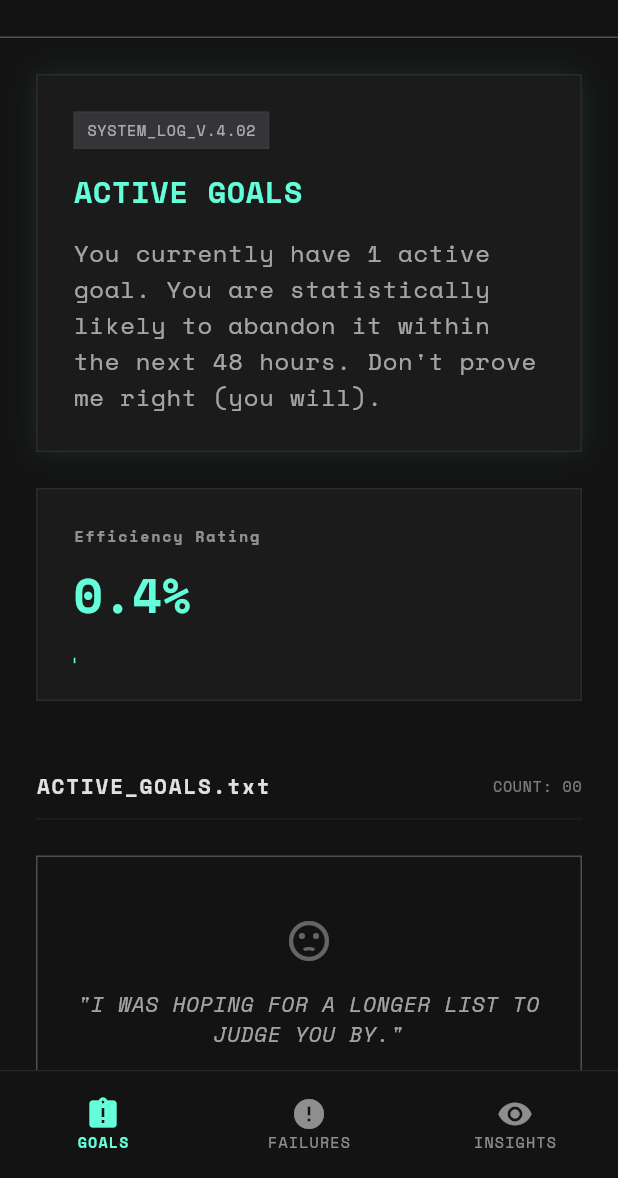
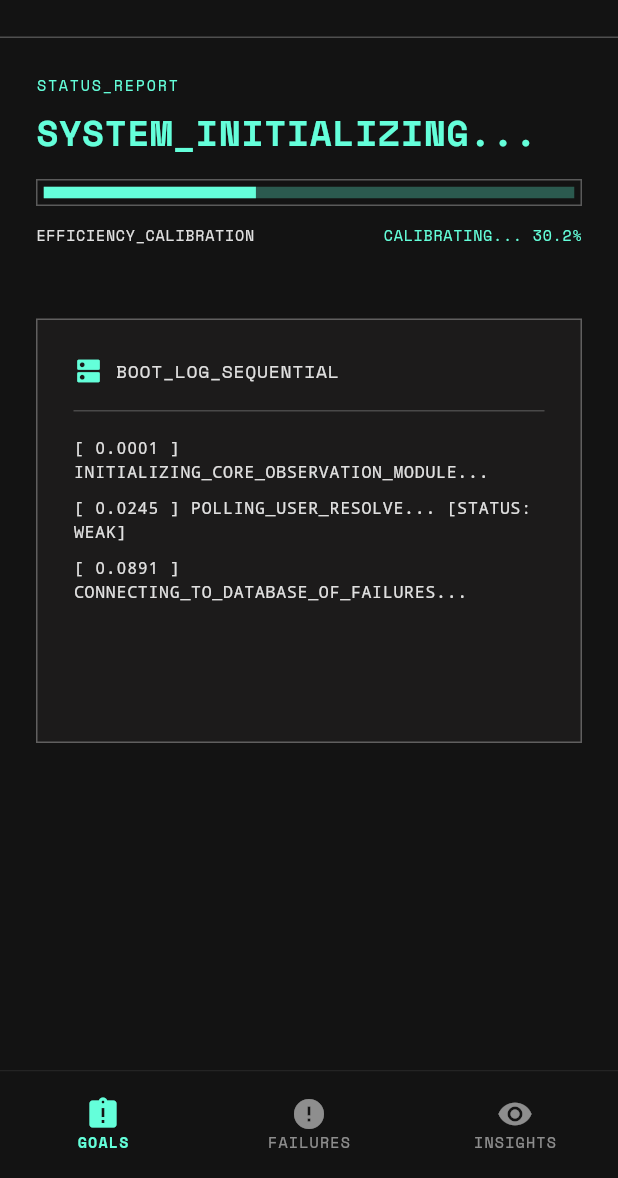
Before and after one commit to jodamco/umngr, a Flutter app: the first screen one second after launch, on a phone screen of 412 x 824 dp, the part 58-1236 px from its top. Run offline on Flutter 3.47's test engine with Material 3 defaults, Android fonts, the phone set to English and light mode, and no system bars; our stand-ins replace get_it, go_router, google_fonts, sqflite, sqflite_common_ffi_web; accounts and stored records are empty.

Commit message:
Add loading screen

```diff
--- a/lib/features/goals/views/goals_view.dart
+++ b/lib/features/goals/views/goals_view.dart
@@ -8,6 +8,7 @@ import 'package:micro_manager/features/goals/views/widgets/active_goal_card.dart
 import 'package:micro_manager/features/goals/views/widgets/summary_card.dart';
 import 'package:micro_manager/features/goals/views/widgets/efficiency_rating_card.dart';
 import 'package:micro_manager/features/goals/views/widgets/create_goal_sheet.dart';
+import 'package:micro_manager/features/goals/views/widgets/goals_loading_state.dart';
 
 class GoalsView extends StatefulWidget {
   const GoalsView({super.key});
@@ -24,7 +25,27 @@ class _GoalsViewState extends State<GoalsView> {
   void initState() {
     super.initState();
     _goalsDAL = getIt<GoalsDAL>();
-    _goalsFuture = _goalsDAL.getAllGoals();
+    // Create a future that delays showing data by at least 2 seconds
+    _goalsFuture = _createDelayedGoalsFuture();
+  }
+
+  /// Creates a future that enforces a minimum 2-second display time
+  /// for the loading state before showing the actual goals data
+  Future<List<Goal>> _createDelayedGoalsFuture() async {
+    final Stopwatch stopwatch = Stopwatch()..start();
+    final List<Goal> goals = await _goalsDAL.getAllGoals();
+
+    // Ensure at least 2 seconds have elapsed
+    final int elapsedMs = stopwatch.elapsedMilliseconds;
+    const int minDurationMs = 2200;
+
+    if (elapsedMs < minDurationMs) {
+      await Future<void>.delayed(
+        Duration(milliseconds: minDurationMs - elapsedMs),
+      );
+    }
+
+    return goals;
   }
 
   Future<void> _showCreateGoalSheet(BuildContext context) async {
@@ -50,6 +71,57 @@ class _GoalsViewState extends State<GoalsView> {
       ),
     );
   }
+
+  @override
+  Widget build(BuildContext context) {
+    final ThemeData theme = Theme.of(context);
+
+    return FutureBuilder<List<Goal>>(
+      future: _goalsFuture,
+      builder: (BuildContext context, AsyncSnapshot<List<Goal>> snapshot) {
+        // Show loading state while waiting
+        if (snapshot.connectionState == ConnectionState.waiting) {
+          return const GoalsLoadingState();
+        }
+
+        // Show error state
+        if (snapshot.hasError) {
+          return Center(
+            child: SingleChildScrollView(
+              padding: const EdgeInsets.only(
+                left: 24,
+                top: 24,
+                right: 24,
+                bottom: 16,
+              ),
+              child: Text(
+                'Error loading goals: ${snapshot.error}',
+                style: theme.textTheme.bodyMedium?.copyWith(
+                  color: theme.colorScheme.error,
+                ),
+              ),
+            ),
+          );
+        }
+
+        // Show normal content when data is available
+        return _GoalsList(
+          goals: snapshot.data ?? <Goal>[],
+          onCreateGoal: _showCreateGoalSheet,
+        );
+      },
+    );
+  }
+}
+
+class _GoalsList extends StatelessWidget {
+  const _GoalsList({
+    required this.goals,
+    required this.onCreateGoal,
+  });
+
+  final List<Goal> goals;
+  final Future<void> Function(BuildContext) onCreateGoal;
 
   @override
   Widget build(BuildContext context) {
@@ -92,14 +164,6 @@ class _GoalsViewState extends State<GoalsView> {
           Column(
             crossAxisAlignment: CrossAxisAlignment.start,
             children: <Widget>[
-              FutureBuilder<List<Goal>>(
-                future: _goalsFuture,
-                builder: (BuildContext context, AsyncSnapshot<List<Goal>> snapshot) {
-                  final int goalCount = snapshot.data?.length ?? 0;
-
-                  return Column(
-                    crossAxisAlignment: CrossAxisAlignment.start,
-                    children: <Widget>[
               Row(
                 mainAxisAlignment: MainAxisAlignment.spaceBetween,
                 children: <Widget>[
@@ -113,7 +177,7 @@ class _GoalsViewState extends State<GoalsView> {
                     ),
                   ),
                   Text(
-                            'COUNT: ${goalCount.toString().padLeft(2, '0')}',
+                    'COUNT: ${goals.length.toString().padLeft(2, '0')}',
                     style: theme.textTheme.labelSmall?.copyWith(
                       fontSize: 10,
                       letterSpacing: 0.5,
@@ -129,24 +193,9 @@ class _GoalsViewState extends State<GoalsView> {
               ),
               const SizedBox(height: 24),
               // Goals List or Empty State
-                      if (snapshot.connectionState == ConnectionState.waiting)
-                        Center(
-                          child: CircularProgressIndicator(
-                            color: theme.colorScheme.primary,
-                          ),
-                        )
-                      else if (snapshot.hasError)
-                        Center(
-                          child: Text(
-                            'Error loading goals: ${snapshot.error}',
-                            style: theme.textTheme.bodyMedium?.copyWith(
-                              color: theme.colorScheme.error,
-                            ),
-                          ),
-                        )
-                      else if (snapshot.hasData && snapshot.data!.isNotEmpty)
+              if (goals.isNotEmpty)
                 Column(
-                          children: snapshot.data!
+                  children: goals
                       .map(
                         (Goal goal) => Padding(
                           padding: const EdgeInsets.only(bottom: 24),
@@ -207,10 +256,6 @@ class _GoalsViewState extends State<GoalsView> {
                   ),
                 ),
             ],
-                  );
-                },
-              ),
-            ],
           ),
           const SizedBox(height: 48),
 
@@ -218,7 +263,7 @@ class _GoalsViewState extends State<GoalsView> {
           SizedBox(
             width: double.infinity,
             child: ElevatedButton(
-              onPressed: () => _showCreateGoalSheet(context),
+              onPressed: () => onCreateGoal(context),
               style: ElevatedButton.styleFrom(
                 padding: const EdgeInsets.all(24),
                 shape: const RoundedRectangleBorder(
--- /dev/null
+++ b/lib/features/goals/views/widgets/goals_loading_state.dart
@@ -0,0 +1,249 @@
+import 'package:flutter/material.dart';
+
+class GoalsLoadingState extends StatefulWidget {
+  const GoalsLoadingState({super.key});
+
+  @override
+  State<GoalsLoadingState> createState() => _GoalsLoadingStateState();
+}
+
+class _GoalsLoadingStateState extends State<GoalsLoadingState>
+    with TickerProviderStateMixin {
+  late AnimationController _progressController;
+  late List<AnimationController> _bootLogControllers;
+
+  static const List<String> _bootLogMessages = <String>[
+    '[ 0.0001 ] INITIALIZING_CORE_OBSERVATION_MODULE...',
+    '[ 0.0245 ] POLLING_USER_RESOLVE... [STATUS: WEAK]',
+    '[ 0.0891 ] CONNECTING_TO_DATABASE_OF_FAILURES...',
+    '[ 0.1452 ] ALLOCATING_JUDGMENT_RESOURCES...',
+    '[ 0.2319 ] SCANNING_UNFINISHED_OBLIGATIONS... [PENDING]',
+    '[ 0.3110 ] MAP_MEMORY_OVERFLOW: TOO_MANY_REGRETS...',
+    '[ 0.4552 ] OPTIMIZING_GUILT_VECTORS...',
+  ];
+
+  @override
+  void initState() {
+    super.initState();
+
+    // Progress bar animation (fills over 2s)
+    _progressController = AnimationController(
+      duration: const Duration(seconds: 2),
+      vsync: this,
+    )..forward();
+
+    // Boot log fade-in animations with staggered delays
+    _bootLogControllers = List<AnimationController>.generate(
+      _bootLogMessages.length,
+      (int index) => AnimationController(
+        duration: const Duration(milliseconds: 100),
+        vsync: this,
+      ),
+    );
+
+    // Stagger the boot log animations
+    for (int i = 0; i < _bootLogControllers.length; i++) {
+      Future<void>.delayed(
+        Duration(milliseconds: i * 300),
+        () {
+          if (mounted) {
+            _bootLogControllers[i].forward();
+          }
+        },
+      );
+    }
+  }
+
+  @override
+  void dispose() {
+    _progressController.dispose();
+    for (final AnimationController controller in _bootLogControllers) {
+      controller.dispose();
+    }
+    super.dispose();
+  }
+
+  @override
+  Widget build(BuildContext context) {
+    final ThemeData theme = Theme.of(context);
+
+    return SingleChildScrollView(
+      padding: const EdgeInsets.only(left: 24, top: 24, right: 24, bottom: 16),
+      child: Column(
+        crossAxisAlignment: CrossAxisAlignment.start,
+        children: <Widget>[
+          // Status Section
+          Column(
+            crossAxisAlignment: CrossAxisAlignment.start,
+            children: <Widget>[
+              Text(
+                'STATUS_REPORT',
+                style: theme.textTheme.labelSmall?.copyWith(
+                  fontSize: 10,
+                  letterSpacing: 1.2,
+                  color: theme.colorScheme.primary,
+                  fontWeight: FontWeight.w500,
+                ),
+              ),
+              const SizedBox(height: 8),
+              Text(
+                'SYSTEM_INITIALIZING...',
+                style: theme.textTheme.headlineMedium?.copyWith(
+                  fontSize: 24,
+                  letterSpacing: 0.5,
+                  color: theme.colorScheme.primary,
+                  fontWeight: FontWeight.bold,
+                ),
+              ),
+              const SizedBox(height: 16),
+
+              // Progress Bar
+              Container(
+                decoration: BoxDecoration(
+                  border: Border.all(
+                    color: theme.colorScheme.outlineVariant.withValues(
+                      alpha: 0.3,
+                    ),
+                  ),
+                ),
+                padding: const EdgeInsets.all(4),
+                child: ClipRRect(
+                  child: AnimatedBuilder(
+                    animation: _progressController,
+                    builder: (BuildContext context, Widget? child) {
+                      return Container(
+                        height: 8,
+                        decoration: BoxDecoration(
+                          color: theme.colorScheme.primaryFixed.withValues(
+                            alpha: 0.3,
+                          ),
+                        ),
+                        alignment: Alignment.centerLeft,
+                        child: FractionallySizedBox(
+                          alignment: Alignment.centerLeft,
+                          widthFactor: _progressController.value,
+                          child: Container(
+                            color: theme.colorScheme.primaryFixed,
+                          ),
+                        ),
+                      );
+                    },
+                  ),
+                ),
+              ),
+              const SizedBox(height: 12),
+              Row(
+                mainAxisAlignment: MainAxisAlignment.spaceBetween,
+                children: <Widget>[
+                  Text(
+                    'EFFICIENCY_CALIBRATION',
+                    style: theme.textTheme.labelSmall?.copyWith(
+                      fontSize: 10,
+                      letterSpacing: 0.5,
+                      color: theme.colorScheme.onSurfaceVariant,
+                    ),
+                  ),
+                  AnimatedBuilder(
+                    animation: _progressController,
+                    builder: (BuildContext context, Widget? child) {
+                      final int percentage =
+                          ((_progressController.value * 74) + 1).toInt();
+                      return Text(
+                        'CALIBRATING... $percentage.2%',
+                        style: theme.textTheme.labelSmall?.copyWith(
+                          fontSize: 10,
+                          letterSpacing: 0.5,
+                          color: theme.colorScheme.primary,
+                        ),
+                      );
+                    },
+                  ),
+                ],
+              ),
+            ],
+          ),
+          const SizedBox(height: 48),
+
+          // Boot Log Section
+          Container(
+            decoration: BoxDecoration(
+              color: theme.colorScheme.surfaceContainerLow,
+              border: Border.all(
+                color: theme.colorScheme.outlineVariant.withValues(alpha: 0.3),
+              ),
+            ),
+            padding: const EdgeInsets.all(24),
+            child: Column(
+              crossAxisAlignment: CrossAxisAlignment.start,
+              children: <Widget>[
+                // Log Header
+                Row(
+                  children: <Widget>[
+                    Icon(
+                      Icons.dns,
+                      size: 20,
+                      color: theme.colorScheme.primaryFixed,
+                    ),
+                    const SizedBox(width: 8),
+                    Text(
+                      'BOOT_LOG_SEQUENTIAL',
+                      style: theme.textTheme.labelSmall?.copyWith(
+                        fontSize: 12,
+                        letterSpacing: 0.5,
+                        color: theme.colorScheme.onSurface,
+                        fontWeight: FontWeight.w500,
+                      ),
+                    ),
+                  ],
+                ),
+                const SizedBox(height: 16),
+                Container(
+                  height: 1,
+                  color: theme.colorScheme.outlineVariant.withValues(
+                    alpha: 0.2,
+                  ),
+                ),
+                const SizedBox(height: 16),
+
+                // Boot Log Messages
+                SizedBox(
+                  height: 180,
+                  child: ListView.separated(
+                    physics: const NeverScrollableScrollPhysics(),
+                    itemCount: _bootLogMessages.length,
+                    separatorBuilder: (_, int index) =>
+                        const SizedBox(height: 8),
+                    itemBuilder: (BuildContext context, int index) {
+                      final bool isHighlight = index == 4;
+                      final AnimationController controller =
+                          _bootLogControllers[index];
+                      final Animation<double> fadeIn = Tween<double>(
+                        begin: 0,
+                        end: 1,
+                      ).animate(controller);
+
+                      return FadeTransition(
+                        opacity: fadeIn,
+                        child: Text(
+                          _bootLogMessages[index],
+                          style: theme.textTheme.labelSmall?.copyWith(
+                            fontSize: 11,
+                            fontWeight: FontWeight.w400,
+                            color: isHighlight
+                                ? theme.colorScheme.primaryFixed
+                                : theme.colorScheme.onSurfaceVariant,
+                            fontFamily: 'monospace',
+                          ),
+                        ),
+                      );
+                    },
+                  ),
+                ),
+              ],
+            ),
+          ),
+        ],
+      ),
+    );
+  }
+}
```
Also changed, not shown: 7 other files. Lines whose indentation alone changed are shown as unchanged.
